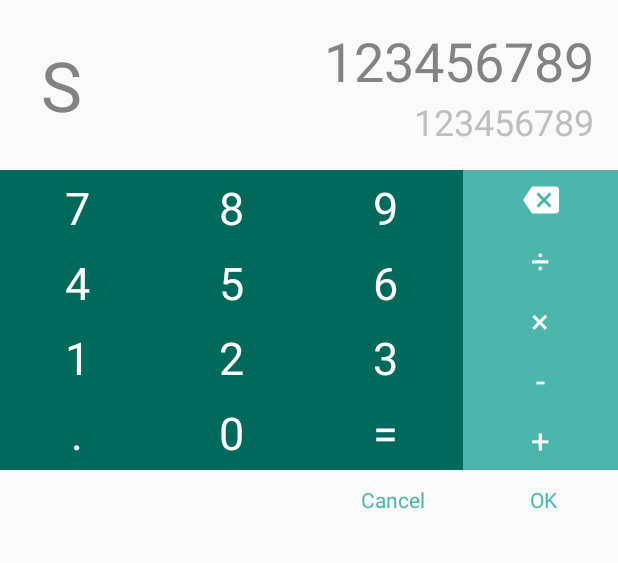
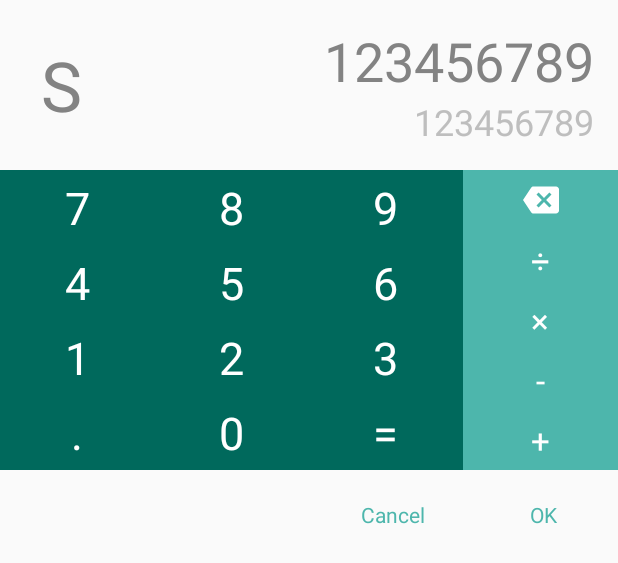
Before and after one commit to HeryLopez/CalculatorDialog, an Android app: the layout activity_calculator_dialog_adapter.xml on its own in the app's theme, with its tools: preview values and no code run, on a phone screen of 412 x 824 dp. Shown: the top 563 px of the screen. Run offline under Robolectric (Android 15) with nearby library versions, the phone set to English and light mode, and no system bars.

Commit message:
Fix : Left 0 error

```diff
--- a/CalculatorDialogLib/src/main/res/layout/activity_calculator_dialog_adapter.xml
+++ b/CalculatorDialogLib/src/main/res/layout/activity_calculator_dialog_adapter.xml
@@ -38,12 +38,12 @@
             android:layout_weight="0.8"
             android:gravity="end"
             android:orientation="vertical"
-            android:paddingBottom="16dp"
-            android:paddingEnd="16dp"
             android:paddingStart="0dp"
             android:paddingLeft="0dp"
+            android:paddingTop="16dp"
+            android:paddingEnd="16dp"
             android:paddingRight="16dp"
-            android:paddingTop="16dp">
+            android:paddingBottom="16dp">
 
             <HorizontalScrollView
                 android:id="@+id/horizontalScroll"
@@ -77,10 +77,10 @@
                 android:ellipsize="start"
                 android:gravity="end"
                 android:scrollHorizontally="true"
+                android:singleLine="true"
                 android:text="@string/dummy"
                 android:textColor="@color/valueTotalColor"
-                android:textSize="@dimen/valueTextSize"
-                android:singleLine="true" />
+                android:textSize="@dimen/valueTextSize" />
 
         </LinearLayout>
     </LinearLayout>
@@ -107,35 +107,35 @@
                 android:orientation="horizontal">
 
                 <TextView
-                    android:gravity="center"
                     android:id="@+id/button07"
+                    android:layout_width="0dp"
 
-                    android:layout_width="0dp"
                     android:layout_height="match_parent"
                     android:layout_weight="0.33"
                     android:background="@drawable/background_button"
+                    android:gravity="center"
                     android:text="@string/num07"
                     android:textColor="@color/numberColor"
                     android:textSize="@dimen/numberTextSize" />
 
                 <TextView
-                    android:gravity="center"
                     android:id="@+id/button08"
                     android:layout_width="0dp"
                     android:layout_height="match_parent"
                     android:layout_weight="0.33"
                     android:background="@drawable/background_button"
+                    android:gravity="center"
                     android:text="@string/num08"
                     android:textColor="@color/numberColor"
                     android:textSize="@dimen/numberTextSize" />
 
                 <TextView
-                    android:gravity="center"
                     android:id="@+id/button09"
                     android:layout_width="0dp"
                     android:layout_height="match_parent"
                     android:layout_weight="0.33"
                     android:background="@drawable/background_button"
+                    android:gravity="center"
                     android:text="@string/num09"
 
                     android:textColor="@color/numberColor"
@@ -150,34 +150,34 @@
                 android:orientation="horizontal">
 
                 <TextView
-                    android:gravity="center"
                     android:id="@+id/button04"
                     android:layout_width="0dp"
                     android:layout_height="match_parent"
                     android:layout_weight="0.33"
                     android:background="@drawable/background_button"
+                    android:gravity="center"
                     android:text="@string/num04"
                     android:textColor="@color/numberColor"
                     android:textSize="@dimen/numberTextSize" />
 
                 <TextView
-                    android:gravity="center"
                     android:id="@+id/button05"
                     android:layout_width="0dp"
                     android:layout_height="match_parent"
                     android:layout_weight="0.33"
                     android:background="@drawable/background_button"
+                    android:gravity="center"
                     android:text="@string/num05"
                     android:textColor="@color/numberColor"
                     android:textSize="@dimen/numberTextSize" />
 
                 <TextView
-                    android:gravity="center"
                     android:id="@+id/button06"
                     android:layout_width="0dp"
                     android:layout_height="match_parent"
                     android:layout_weight="0.33"
                     android:background="@drawable/background_button"
+                    android:gravity="center"
                     android:text="@string/num06"
                     android:textColor="@color/numberColor"
                     android:textSize="@dimen/numberTextSize" />
@@ -191,34 +191,34 @@
                 android:orientation="horizontal">
 
                 <TextView
-                    android:gravity="center"
                     android:id="@+id/button01"
                     android:layout_width="0dp"
                     android:layout_height="match_parent"
                     android:layout_weight="0.33"
                     android:background="@drawable/background_button"
+                    android:gravity="center"
                     android:text="@string/num01"
                     android:textColor="@color/numberColor"
                     android:textSize="@dimen/numberTextSize" />
 
                 <TextView
-                    android:gravity="center"
                     android:id="@+id/button02"
                     android:layout_width="0dp"
                     android:layout_height="match_parent"
                     android:layout_weight="0.33"
                     android:background="@drawable/background_button"
+                    android:gravity="center"
                     android:text="@string/num02"
                     android:textColor="@color/numberColor"
                     android:textSize="@dimen/numberTextSize" />
 
                 <TextView
-                    android:gravity="center"
                     android:id="@+id/button03"
                     android:layout_width="0dp"
                     android:layout_height="match_parent"
                     android:layout_weight="0.33"
                     android:background="@drawable/background_button"
+                    android:gravity="center"
                     android:text="@string/num03"
                     android:textColor="@color/numberColor"
                     android:textSize="@dimen/numberTextSize" />
@@ -232,34 +232,34 @@
                 android:orientation="horizontal">
 
                 <TextView
-                    android:gravity="center"
                     android:id="@+id/buttonPoint"
                     android:layout_width="0dp"
                     android:layout_height="match_parent"
                     android:layout_weight="0.33"
                     android:background="@drawable/background_button"
+                    android:gravity="center"
                     android:text="@string/numPoint"
                     android:textColor="@color/numberColor"
                     android:textSize="@dimen/numberTextSize" />
 
                 <TextView
-                    android:gravity="center"
                     android:id="@+id/button00"
                     android:layout_width="0dp"
                     android:layout_height="match_parent"
                     android:layout_weight="0.33"
                     android:background="@drawable/background_button"
+                    android:gravity="center"
                     android:text="@string/num00"
                     android:textColor="@color/numberColor"
                     android:textSize="@dimen/numberTextSize" />
 
                 <TextView
-                    android:gravity="center"
                     android:id="@+id/buttonEqual"
                     android:layout_width="0dp"
                     android:layout_height="match_parent"
                     android:layout_weight="0.33"
                     android:background="@drawable/background_button"
+                    android:gravity="center"
                     android:text="@string/numEqual"
                     android:textColor="@color/numberColor"
                     android:textSize="@dimen/numberTextSize" />
@@ -279,49 +279,49 @@
             android:orientation="vertical">
 
             <ImageView
-                android:scaleType="center"
                 android:id="@+id/imageButtonDel"
                 android:layout_width="match_parent"
                 android:layout_height="40dp"
                 android:background="@drawable/background_button"
+                android:scaleType="center"
                 app:srcCompat="@drawable/ic_backspace" />
 
             <TextView
-                android:gravity="center"
                 android:id="@+id/buttonDivision"
                 android:layout_width="match_parent"
                 android:layout_height="40dp"
                 android:background="@drawable/background_button"
+                android:gravity="center"
                 android:text="@string/division"
                 android:textColor="@color/operatorColor"
                 android:textSize="@dimen/operatorTextSize" />
 
             <TextView
-                android:gravity="center"
                 android:id="@+id/buttonMultiplication"
                 android:layout_width="match_parent"
                 android:layout_height="40dp"
                 android:background="@drawable/background_button"
+                android:gravity="center"
                 android:text="@string/multiplication"
                 android:textColor="@color/operatorColor"
                 android:textSize="@dimen/operatorTextSize" />
 
             <TextView
-                android:gravity="center"
                 android:id="@+id/buttonSubtraction"
                 android:layout_width="match_parent"
                 android:layout_height="40dp"
                 android:background="@drawable/background_button"
+                android:gravity="center"
                 android:text="@string/subtraction"
                 android:textColor="@color/operatorColor"
                 android:textSize="@dimen/operatorTextSize" />
 
             <TextView
-                android:gravity="center"
                 android:id="@+id/buttonSum"
                 android:layout_width="match_parent"
                 android:layout_height="40dp"
                 android:background="@drawable/background_button"
+                android:gravity="center"
                 android:text="@string/sum"
                 android:textColor="@color/operatorColor"
                 android:textSize="@dimen/operatorTextSize" />
@@ -338,26 +338,26 @@
         android:orientation="horizontal">
 
         <TextView
+            android:id="@+id/buttonCancel"
+            android:layout_width="wrap_content"
+            android:layout_height="60dp"
+            android:background="@drawable/background_button"
             android:gravity="center"
+            android:minWidth="100dp"
             android:paddingStart="24dp"
             android:paddingEnd="24dp"
-            android:minWidth="100dp"
-            android:id="@+id/buttonCancel"
-            android:layout_width="wrap_content"
-            android:layout_height="40dp"
-            android:background="@drawable/background_button"
             android:text="@string/negative_button"
             android:textColor="@color/dialogButtons" />
 
         <TextView
+            android:id="@+id/buttonOk"
+            android:layout_width="wrap_content"
+            android:layout_height="60dp"
+            android:background="@drawable/background_button"
             android:gravity="center"
             android:minWidth="100dp"
             android:paddingStart="24dp"
             android:paddingEnd="24dp"
-            android:id="@+id/buttonOk"
-            android:layout_width="wrap_content"
-            android:layout_height="match_parent"
-            android:background="@drawable/background_button"
             android:text="@string/positive_button"
             android:textColor="@color/dialogButtons" />
 
```
Also changed, not shown: CalculatorDialogLib/src/main/java/com/app/herysapps/calculatordialoglib/Calculator.java (+11 -3 lines), CalculatorDialogLib/src/main/java/com/app/herysapps/calculatordialoglib/CalculatorDialog.kt (+47 -38 lines).
